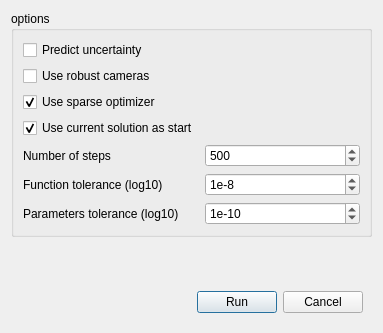
Old version of the form libs/gui/sparsesolverconfigdialog.ui in the repository french-paragon/steviapp.
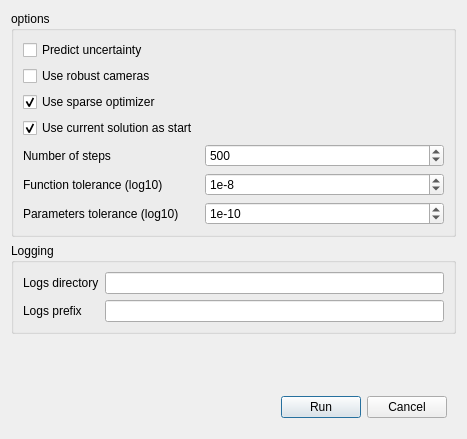
New version of the form. Custom widgets are drawn as their Qt base class.

Commit message: Improve logging options in sba solver

```diff
--- a/libs/gui/sparsesolverconfigdialog.ui
+++ b/libs/gui/sparsesolverconfigdialog.ui
@@ -6,8 +6,8 @@
    <rect>
     <x>0</x>
     <y>0</y>
-    <width>383</width>
-    <height>333</height>
+    <width>467</width>
+    <height>439</height>
    </rect>
   </property>
   <property name="sizePolicy">
@@ -135,6 +135,42 @@
      </layout>
     </widget>
    </item>
+   <item>
+    <widget class="QGroupBox" name="groupBox_2">
+     <property name="title">
+      <string>Logging</string>
+     </property>
+     <property name="flat">
+      <bool>false</bool>
+     </property>
+     <layout class="QFormLayout" name="formLayout_2">
+      <item row="0" column="0">
+       <widget class="QLabel" name="label_4">
+        <property name="text">
+         <string>Logs directory</string>
+        </property>
+       </widget>
+      </item>
+      <item row="0" column="1">
+       <widget class="QLineEdit" name="logsDirectoryLineEdit">
+        <property name="readOnly">
+         <bool>true</bool>
+        </property>
+       </widget>
+      </item>
+      <item row="1" column="0">
+       <widget class="QLabel" name="label_5">
+        <property name="text">
+         <string>Logs prefix</string>
+        </property>
+       </widget>
+      </item>
+      <item row="1" column="1">
+       <widget class="QLineEdit" name="logsPrefixLineEdit"/>
+      </item>
+     </layout>
+    </widget>
+   </item>
    <item>
     <widget class="StereoVisionApp::FixedParametersOptionWidget" name="fixedParametersWidget" native="true"/>
    </item>
```
The commit also changes 6 other files.
